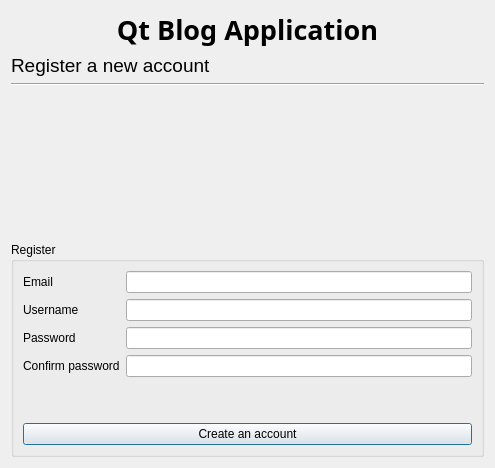
Old version of the form registrationdialog.ui in the repository Kliszek/Qt-Blog-Application.
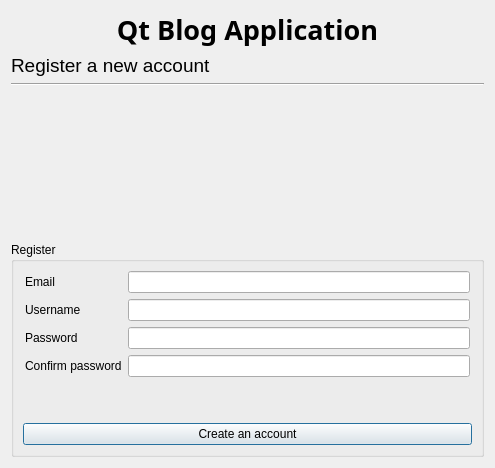
New version of the form.

Commit message: Created simple button actions

What changed in the file:
```diff
--- a/registrationdialog.ui
+++ b/registrationdialog.ui
@@ -80,6 +80,12 @@
      <layout class="QVBoxLayout" name="verticalLayout_2">
       <item>
        <layout class="QGridLayout" name="gridLayout_2">
+        <property name="leftMargin">
+         <number>2</number>
+        </property>
+        <property name="rightMargin">
+         <number>2</number>
+        </property>
         <item row="0" column="0">
          <widget class="QLabel" name="label_3">
           <property name="text">
```
The commit also changes 3 other files.
